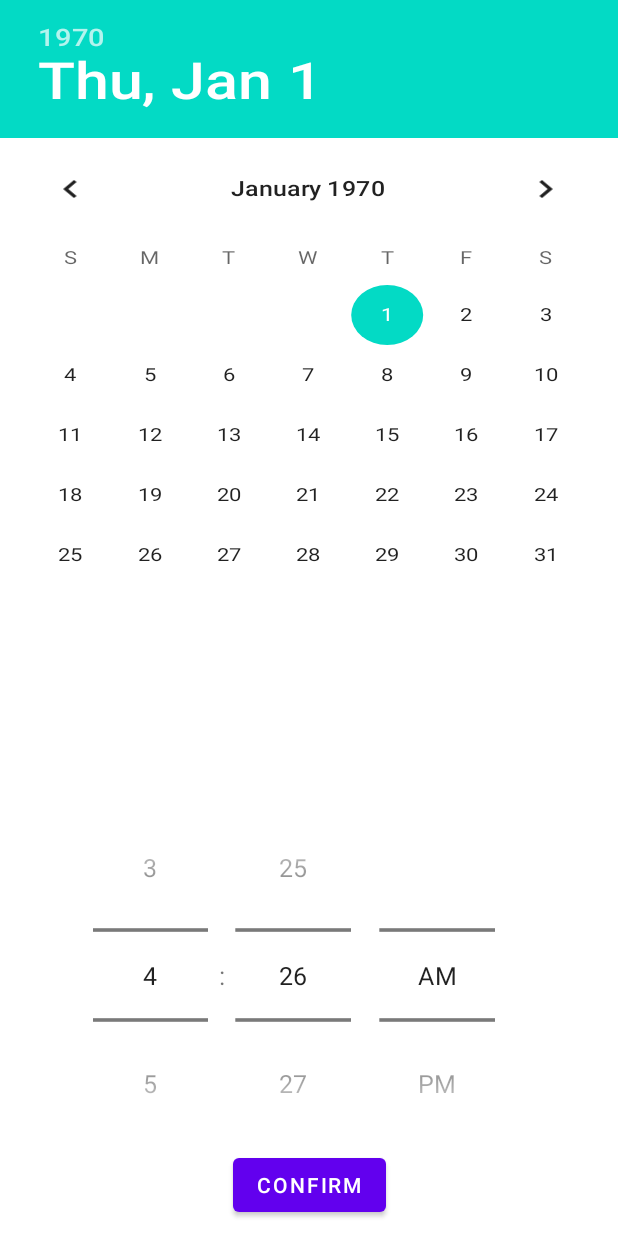
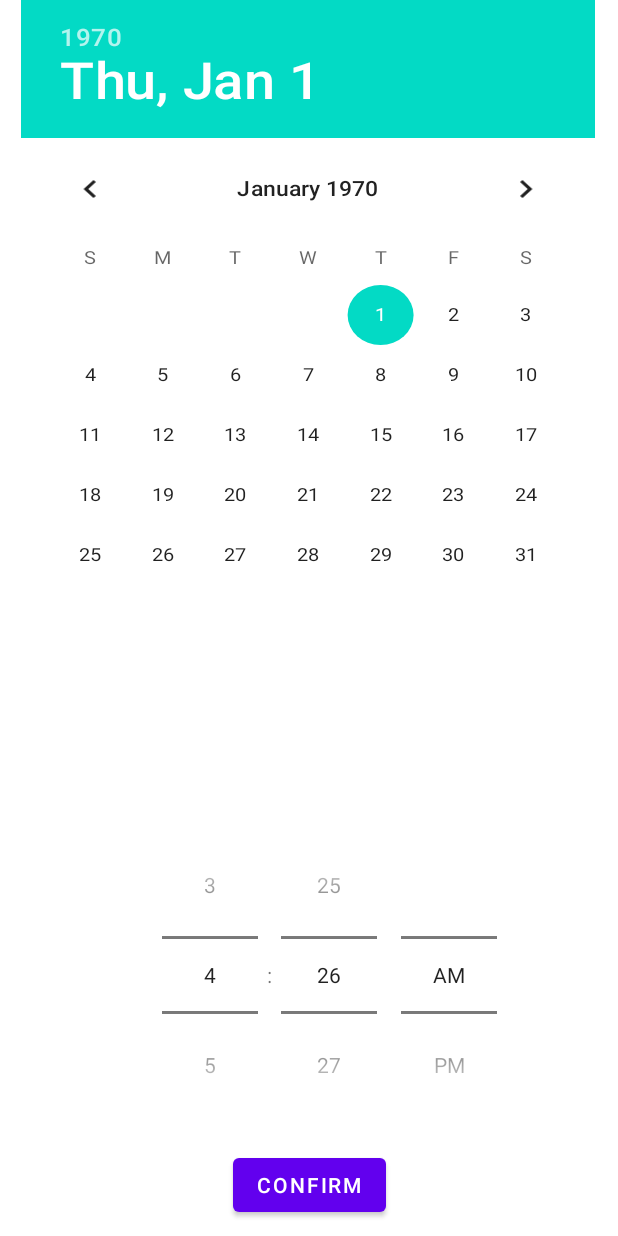
Before and after one commit to docfr10/Medical-rehabilitation, an Android app: the layout activity_next_training.xml on its own in the app's theme, with its tools: preview values and no code run, on a phone screen of 412 x 824 dp. Run offline under Robolectric (Android 15) with nearby library versions, the light colour scheme and no system bars.

Commit message:
Fixed design v.2(not final)

```diff
--- a/app/src/main/java/com/example/medicalrehabilitation/presenter/SendMailPresenter.kt
+++ b/app/src/main/java/com/example/medicalrehabilitation/presenter/SendMailPresenter.kt
@@ -32,7 +32,7 @@ class SendMailPresenter : SendMailInterface {
         sendemail.setOnClickListener {
             var failedexerciesestring: String = failedexerciese.text.toString()
             if (failedexerciese.text.isEmpty()) {
-                failedexerciesestring = "Все упражнения были выполнены"
+                failedexerciesestring = "Отсутствуют"
             }
             val intent = Intent(
                 Intent.ACTION_VIEW,
--- a/app/src/main/java/com/example/medicalrehabilitation/view/NextTrainingActivity.kt
+++ b/app/src/main/java/com/example/medicalrehabilitation/view/NextTrainingActivity.kt
@@ -24,6 +24,7 @@ class NextTrainingActivity : AppCompatActivity() {
         nextTrainingPresenter.attachView(this)
         //С помощью binding обрабатываем нажатия на кнопку
         binding.button.setOnClickListener { createNotifications() }
+        binding.timePicker.setIs24HourView(true)
     }
 
     private fun createNotificationChannel() {
--- a/app/src/main/res/layout/activity_next_training.xml
+++ b/app/src/main/res/layout/activity_next_training.xml
@@ -15,9 +15,10 @@
         android:layout_gravity="center_horizontal"
         android:layout_marginHorizontal="0dp"
         android:layout_weight="1"
-        android:calendarViewShown="true"
+        android:calendarViewShown="false"
         android:datePickerMode="calendar"
-        android:scaleX="1.2"
+        android:foregroundGravity="center"
+        android:scaleX="1.1"
         android:scaleY="1.0"
         app:layout_constraintBottom_toTopOf="@+id/timePicker"
         app:layout_constraintEnd_toEndOf="parent"
@@ -31,14 +32,17 @@
         android:id="@+id/timePicker"
         android:layout_width="wrap_content"
         android:layout_height="wrap_content"
-        android:layout_marginStart="68dp"
+        android:layout_marginStart="92dp"
         android:layout_marginBottom="68dp"
-        android:scaleX="1.2"
-        android:scaleY="1.2"
+        android:descendantFocusability="blocksDescendants"
+        android:foregroundGravity="center"
+        android:scaleX="1.0"
+        android:scaleY="1.0"
+
         android:timePickerMode="spinner"
+
         app:layout_constraintBottom_toBottomOf="parent"
         app:layout_constraintStart_toStartOf="parent"
-        android:descendantFocusability="blocksDescendants"
         tools:ignore="MissingConstraints" />
 
     <Button
--- a/app/src/main/res/layout/activity_training.xml
+++ b/app/src/main/res/layout/activity_training.xml
@@ -29,12 +29,10 @@
         android:textSize="60sp"
         android:textStyle="bold"
         app:autoSizeTextType="uniform"
-        app:layout_constraintBottom_toTopOf="@+id/pause_button"
         app:layout_constraintEnd_toEndOf="parent"
-        app:layout_constraintHorizontal_bias="0.5"
+        app:layout_constraintHorizontal_bias="0.498"
         app:layout_constraintStart_toStartOf="parent"
-        app:layout_constraintTop_toBottomOf="@+id/frameLayout"
-        app:layout_constraintVertical_bias="0.607" />
+        app:layout_constraintTop_toBottomOf="@+id/frameLayout" />
 
     <TextView
         android:id="@+id/exercise_textView"
--- a/app/src/main/res/values/strings.xml
+++ b/app/src/main/res/values/strings.xml
@@ -19,7 +19,7 @@
     <string name="next">Next</string>
     <string name="about_exercise">About the exercise</string>
     <string name="clear">Clear</string>
-    <string name="description1">S.p. - standing. Roll a small ball over the entire surface of the foot.</string>
+    <string name="description1">The starting position is standing. Roll a small ball over the entire surface of the foot.</string>
     <string name="resume">Resume</string>
     <string name="positive">Yes</string>
     <string name="negative">No</string>
@@ -40,5 +40,5 @@
     <string name="send_mail">Send mail</string>
     <string name="enter_failed_exercises">Enter failed exercises</string>
     <string name="description2">Description of the second exercise</string>
-    <string name="warning">Before using this application, be sure to consult with your doctor.</string>
+    <string name="warning">*Before using this application, be sure to consult with your doctor.</string>
 </resources>
```
Also changed, not shown: 1 other file.
